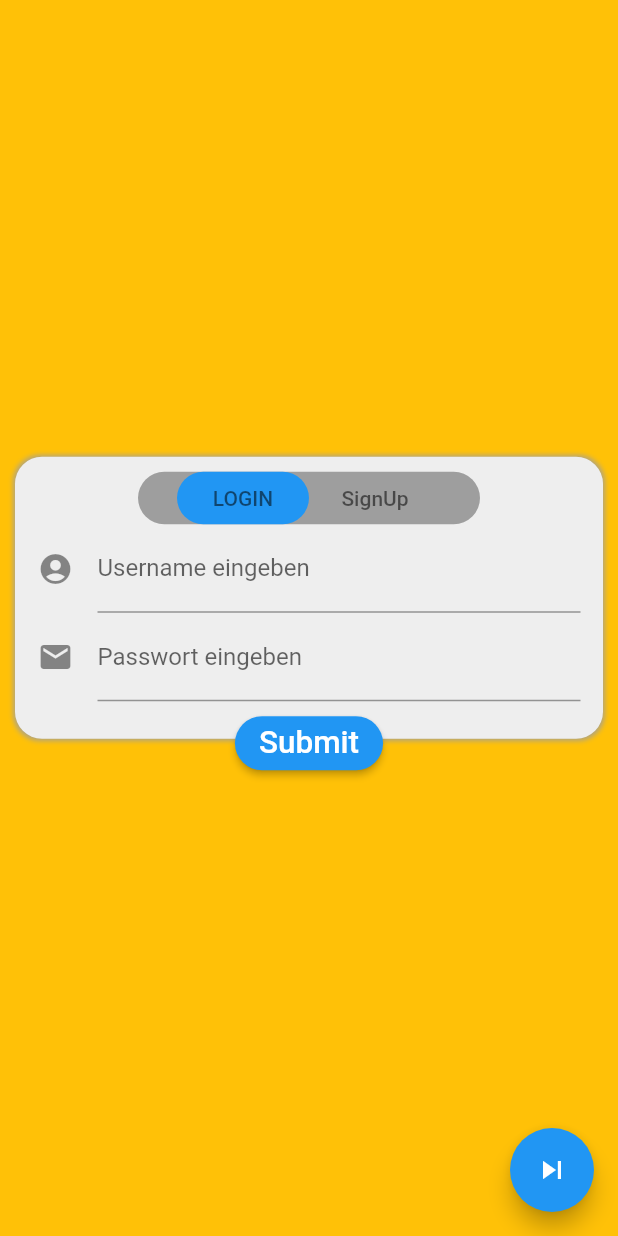
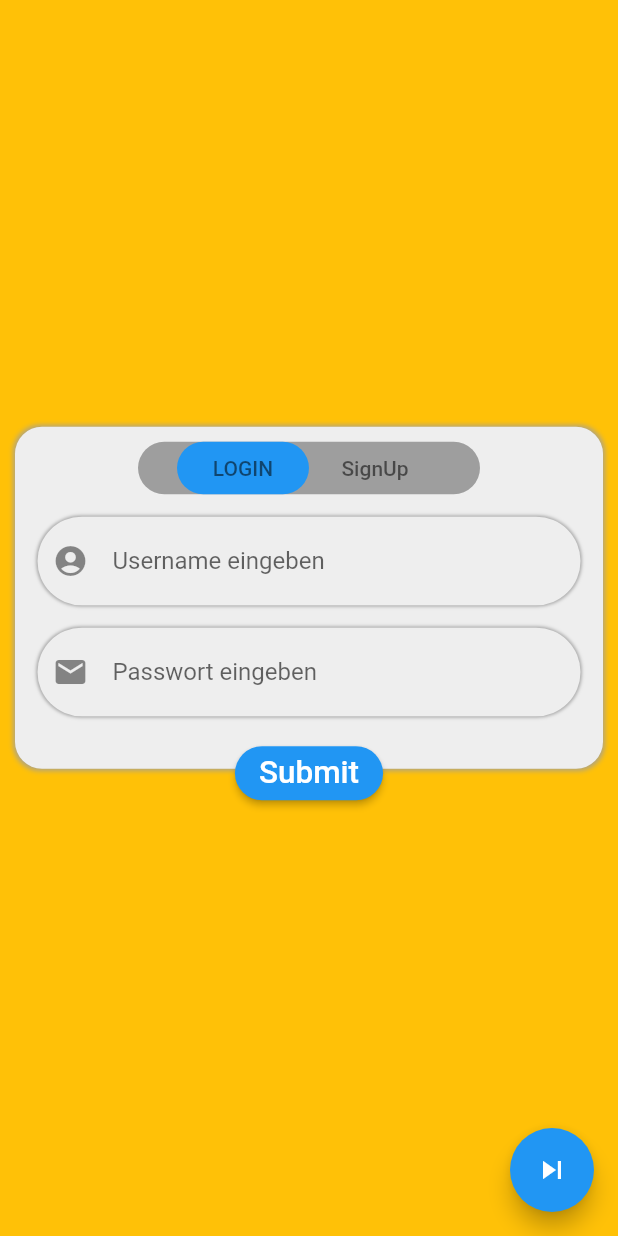
Before and after one commit to baraki573/Flutter, a Flutter app: the LogIn screen opened directly, on a phone screen of 412 x 824 dp. Run offline on Flutter 3.47's test engine with Material 2 defaults, Android fonts, the phone set to English and light mode, and no system bars; missing offline and left inert: gradient_text.

Commit message:
More improved Login-Design, little code cleanup

```diff
--- a/lib/login_page/login_page.dart
+++ b/lib/login_page/login_page.dart
@@ -1,3 +1,4 @@
+import 'package:flutter/cupertino.dart';
 import 'package:flutter/material.dart';
 import 'package:museum_app/bottom_navigationbar/navigationbar_pattern.dart';
 
@@ -54,6 +55,22 @@ class _LogInState extends State<LogIn> {
     );
   }
 
+  Widget _getMyButton(text, funct){
+    return FlatButton(
+      //color: Colors.grey[300],
+      textColor: Colors.black54,
+      disabledColor: Colors.blue,
+      disabledTextColor: Colors.white,
+      splashColor: Colors.blueAccent,
+      child: Text(text),
+      onPressed: funct,
+      shape: RoundedRectangleBorder(
+        borderRadius: BorderRadius.circular(18.0),
+        //side: BorderSide(color: Colors.red)
+      ),
+    );
+  }
+
   Widget _topButtons(bool portrait) {
     String s1 = _form == FormType.login ? 'LOGIN' : 'LogIn';
     var funct1 = _form == FormType.login
@@ -79,37 +96,42 @@ class _LogInState extends State<LogIn> {
         mainAxisAlignment: MainAxisAlignment.center,
         children: <Widget>[
           // LogIn-Button
-          FlatButton(
-            //color: Colors.grey[300],
-            textColor: Colors.black54,
-            disabledColor: Colors.blue,
-            disabledTextColor: Colors.white,
-            splashColor: Colors.blueAccent,
-            child: new Text(s1),
-            onPressed: funct1,
-            shape: RoundedRectangleBorder(
-              borderRadius: new BorderRadius.circular(18.0),
-              //side: BorderSide(color: Colors.red)
-            ),
-          ),
+          _getMyButton(s1, funct1),
           // SignUp-Button
-          FlatButton(
-            //color: Colors.grey[300],
-            textColor: Colors.black54,
-            disabledColor: Colors.blue,
-            disabledTextColor: Colors.white,
-            splashColor: Colors.blueAccent,
-            child: new Text(s2),
-            onPressed: funct2,
-            shape: RoundedRectangleBorder(
-              borderRadius: new BorderRadius.circular(18.0),
-              //side: BorderSide(color: Colors.red)
-            ),
-          ),
+          _getMyButton(s2, funct2),
         ],
       ),
     );
   }
+
+
+  Widget _getMyTextField(ctrl, icon, text, obscure){
+    return Container(
+      margin: EdgeInsets.only(top: 15),
+      padding: EdgeInsets.only(left: 10, right: 15),
+      decoration: BoxDecoration(
+        color: Colors.grey[200],
+        borderRadius: BorderRadius.circular(30.0),
+        boxShadow: [
+          BoxShadow(
+            color: Colors.grey.withOpacity(0.8),
+            spreadRadius: 1,
+            blurRadius: 1,
+          ),
+        ],
+      ),
+      child: TextFormField(
+        controller: ctrl,
+        obscureText: obscure,
+        decoration: InputDecoration(
+          border: InputBorder.none,
+          icon: Icon(icon),
+          labelText: text,
+        ),
+      ),
+    );
+  }
+
 
   Widget _textFields() {
     return Container(
@@ -117,33 +139,12 @@ class _LogInState extends State<LogIn> {
       child: Column(
         children: <Widget>[
           // Username field
-          Container(
-            child: TextFormField(
-              controller: usCtrl,
-              decoration: InputDecoration(
-                  icon: Icon(Icons.account_circle),
-                  labelText: 'Username eingeben'),
-            ),
-          ),
+          _getMyTextField(usCtrl, Icons.account_circle, 'Username eingeben', false),
           // Password field
-          Container(
-            child: TextFormField(
-              controller: pwCtrl,
-              decoration: InputDecoration(
-                  icon: Icon(Icons.mail), labelText: 'Passwort eingeben'),
-              obscureText: true,
-            ),
-          ),
+          _getMyTextField(pwCtrl, Icons.mail, 'Passwort eingeben', true),
+          // Retype Password field [SignUp]
           _form == FormType.register
-              ? Container(
-                  child: TextFormField(
-                    controller: pw2Ctrl,
-                    decoration: InputDecoration(
-                        icon: Icon(Icons.fiber_pin),
-                        labelText: 'Passwort bestätigen'),
-                    obscureText: true,
-                  ),
-                )
+              ? _getMyTextField(pw2Ctrl, Icons.fiber_pin, 'Passwort bestätigen', true)
               : Container(),
         ],
       ),
@@ -282,7 +283,7 @@ class _LogInState extends State<LogIn> {
                 Container(
                   //height: screenHeight * (_form == FormType.register ? 0.4 : 0.3),
                   margin: const EdgeInsets.only(bottom: 27),
-                  padding: const EdgeInsets.only(top: 10, bottom: 25),
+                  padding: const EdgeInsets.only(top: 10, bottom: 35),
                   decoration: BoxDecoration(
                     color: Colors.grey[200],
                     borderRadius: BorderRadius.circular(18.0),
@@ -293,7 +294,8 @@ class _LogInState extends State<LogIn> {
                         blurRadius: 2,
                         //offset: Offset(0, 7), // changes position of shadow
                       ),
-                      ]),
+                    ],
+                  ),
                   child: Column(
                     children: <Widget>[
                       //Container(height: 10),
```
Lines whose indentation alone changed are shown as unchanged.
